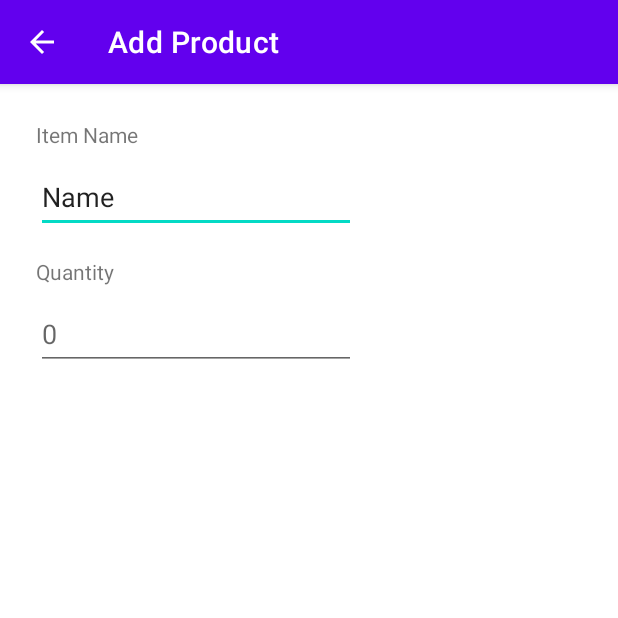
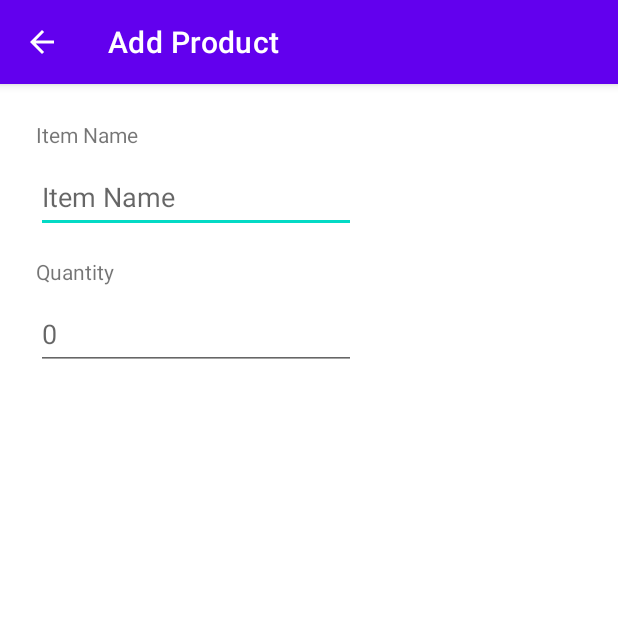
Before and after one commit to MightyChubz/genki, an Android app: the ProductScreenActivity screen opened directly, with no data from a screen before it, on a phone screen of 412 x 824 dp, the top half of it. Run offline under Robolectric (Android 15) with nearby library versions, the phone set to English and light mode, and no system bars.

Commit message:
Updated hints for both inputs to their strings.

```diff
--- a/app/src/main/res/layout/activity_product_screen.xml
+++ b/app/src/main/res/layout/activity_product_screen.xml
@@ -23,10 +23,10 @@
         android:layout_marginStart="24dp"
         android:layout_marginTop="8dp"
         android:height="48dp"
+        android:ems="10"
+        android:hint="@string/product_screen_item_name_hint"
+        android:inputType="textPersonName"
         android:minHeight="48dp"
-        android:ems="10"
-        android:inputType="textPersonName"
-        android:text="Name"
         app:layout_constraintStart_toStartOf="parent"
         app:layout_constraintTop_toBottomOf="@+id/itemNameTextView" />
 
@@ -48,7 +48,7 @@
         android:layout_marginTop="8dp"
         android:height="48dp"
         android:ems="10"
-        android:hint="0"
+        android:hint="@string/product_screen_item_quantity_hint"
         android:inputType="numberSigned"
         android:minHeight="48dp"
         app:layout_constraintStart_toStartOf="parent"
```
